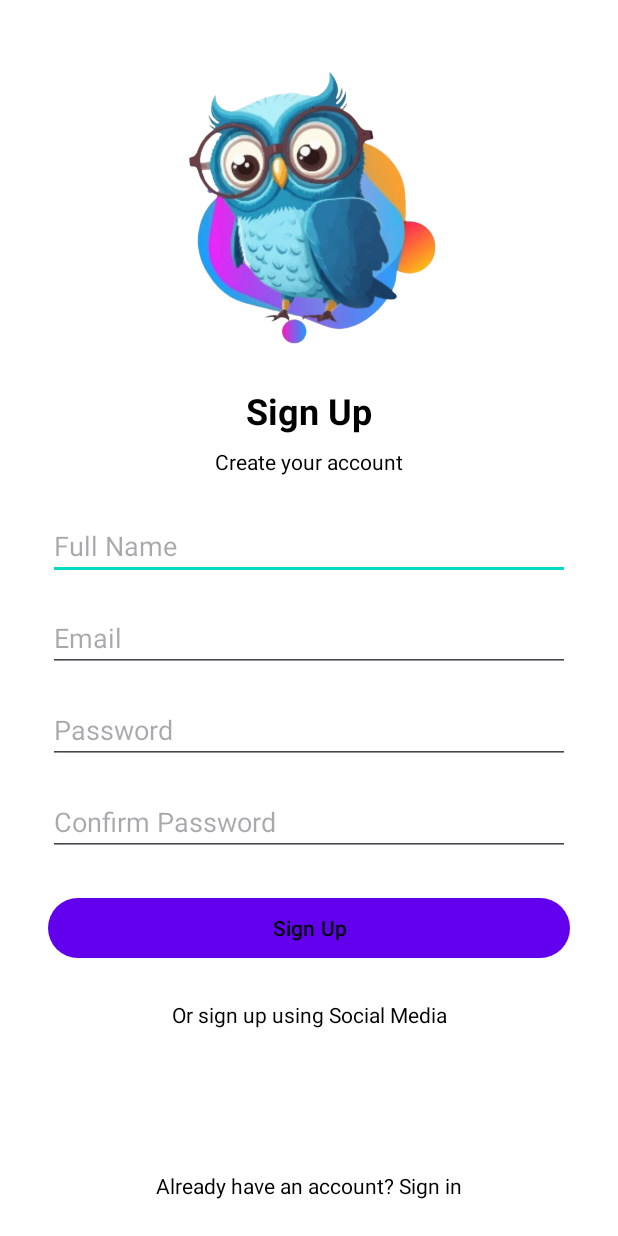
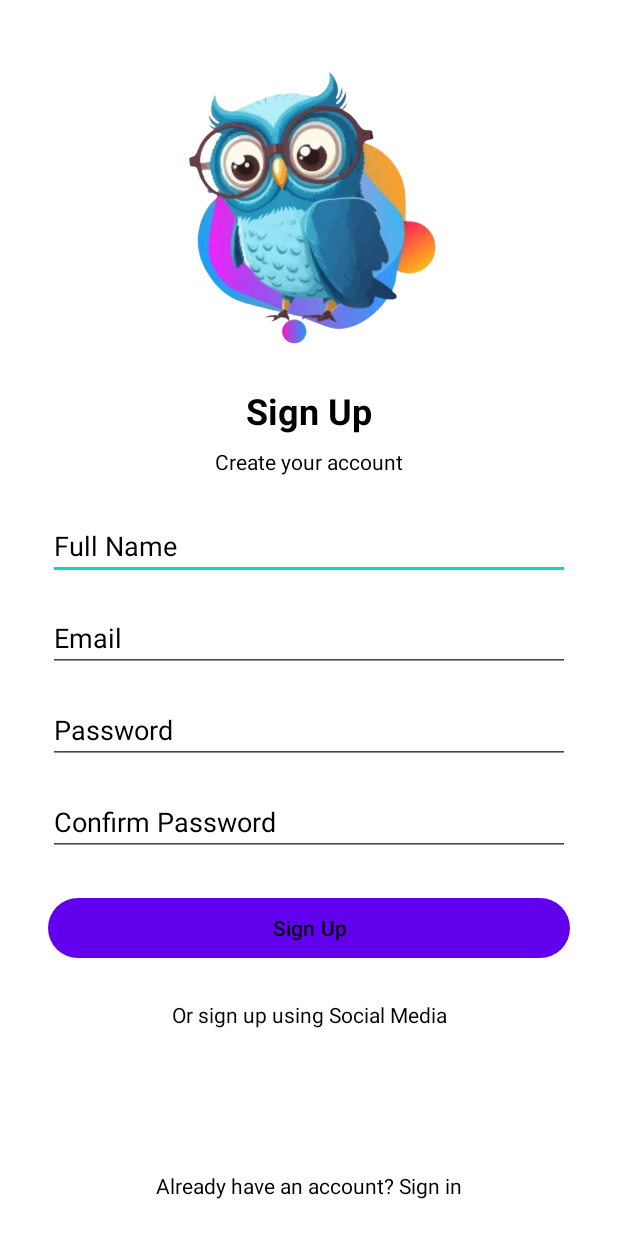
Before and after one commit to TanishMoral11/Prepyy, an Android app built with Jetpack Compose: the SignupActivity screen opened directly, with no data from a screen before it, on a phone screen of 412 x 824 dp. Run offline under Robolectric (Android 15) with nearby library versions, the phone set to English and light mode, and no system bars; our stand-ins replace Firebase (no records; nobody signed in at launch, a user with empty details on screens opened directly).

Commit message:
Change SignUp Texts Color

```diff
--- a/app/src/main/res/layout/activity_signup.xml
+++ b/app/src/main/res/layout/activity_signup.xml
@@ -53,7 +53,8 @@
         android:layout_marginTop="24dp"
         android:layout_marginStart="32dp"
         android:layout_marginEnd="32dp"
-        android:textColor="@android:color/black"/>
+        android:textColor="@android:color/black"
+        android:textColorHint="@android:color/black"/>
 
     <EditText
         android:id="@+id/etEmail"
@@ -65,7 +66,8 @@
         app:layout_constraintStart_toStartOf="@id/etFullName"
         app:layout_constraintEnd_toEndOf="@id/etFullName"
         android:layout_marginTop="16dp"
-        android:textColor="@android:color/black"/>
+        android:textColor="@android:color/black"
+        android:textColorHint="@android:color/black"/>
 
     <EditText
         android:id="@+id/etPassword"
@@ -77,7 +79,8 @@
         app:layout_constraintStart_toStartOf="@id/etEmail"
         app:layout_constraintEnd_toEndOf="@id/etEmail"
         android:layout_marginTop="16dp"
-        android:textColor="@android:color/black"/>
+        android:textColor="@android:color/black"
+        android:textColorHint="@android:color/black"/>
 
     <EditText
         android:id="@+id/etConfirmPassword"
@@ -89,7 +92,8 @@
         app:layout_constraintStart_toStartOf="@id/etPassword"
         app:layout_constraintEnd_toEndOf="@id/etPassword"
         android:layout_marginTop="16dp"
-        android:textColor="@android:color/black"/>
+        android:textColor="@android:color/black"
+        android:textColorHint="@android:color/black"/>
 
     <Button
         android:id="@+id/btnSignUp"
@@ -111,7 +115,8 @@
         app:layout_constraintStart_toStartOf="parent"
         app:layout_constraintEnd_toEndOf="parent"
         android:layout_marginTop="24dp"
-        android:textColor="@android:color/black"/>
+        android:textColor="@android:color/black"
+        />
 
     <TextView
         android:id="@+id/tvSignIn"
```
